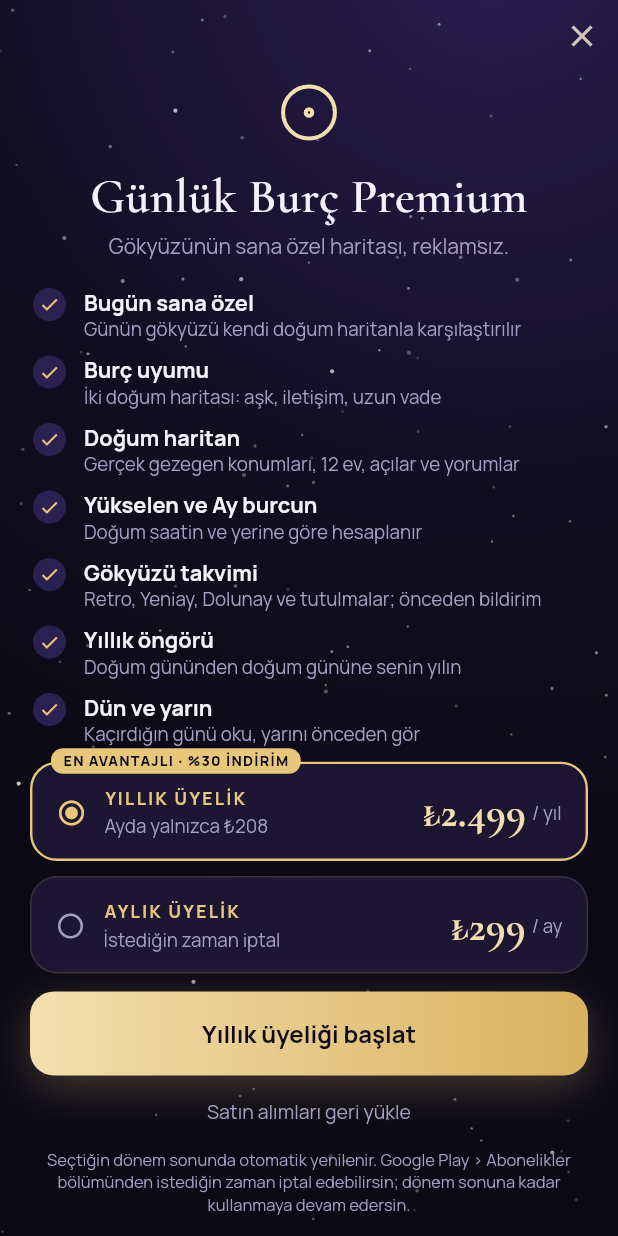
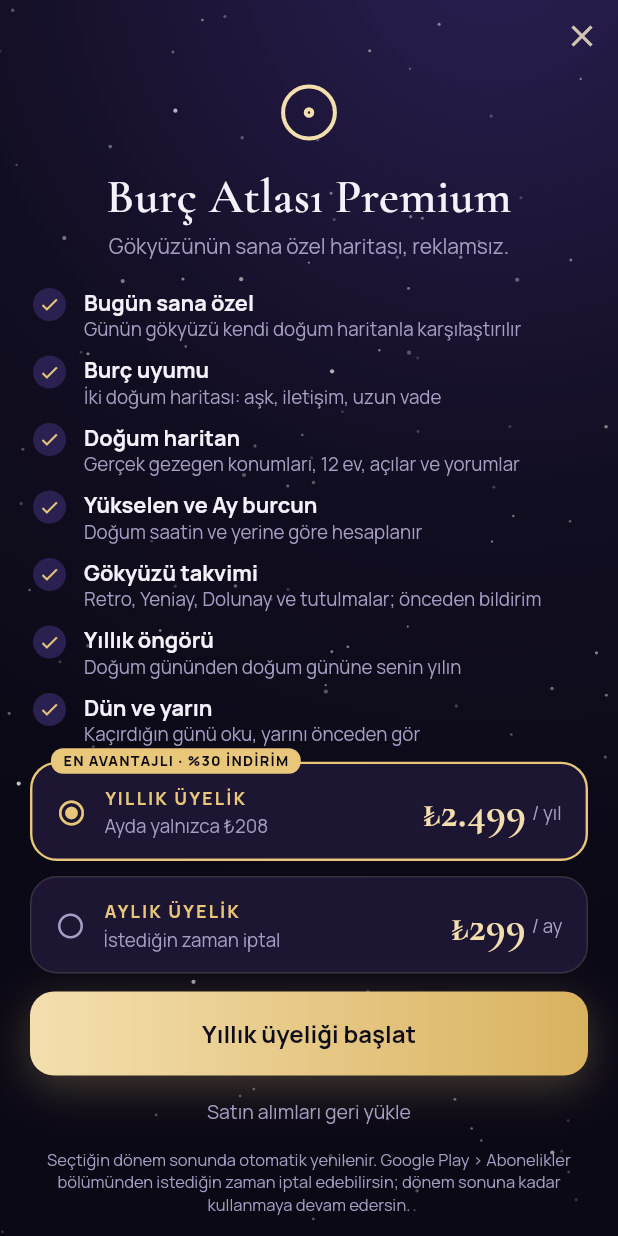
Before and after one commit to alisimseker/gunluk-burc, a Flutter app: the PaywallScreen screen opened directly, on a phone screen of 412 x 824 dp. Run offline on Flutter 3.47's test engine with Material 3 defaults, Android fonts, the phone set to English and light mode, and no system bars; our stand-ins replace google_fonts, google_mobile_ads, in_app_purchase, path_drawing, shared_preferences, timezone and 1 more; accounts and stored records are empty; network calls fail.

Commit message:
Uygulamanın adı: Burç Atlası
Co-Authored-By: Claude Opus 5.5 <noreply@anthropic.com>
Claude-Session: https://claude.ai/code/session_01Cfsokr35nKHvDeKABfhSoA

```diff
--- a/app/overlay/lib/main.dart
+++ b/app/overlay/lib/main.dart
@@ -30,7 +30,7 @@ class GunlukBurcApp extends StatelessWidget {
   @override
   Widget build(BuildContext context) {
     return MaterialApp(
-      title: 'Günlük Burç',
+      title: 'Burç Atlası',
       debugShowCheckedModeBanner: false,
       theme: buildTheme(),
       locale: const Locale('tr', 'TR'),
--- a/app/overlay/lib/screens/paywall.dart
+++ b/app/overlay/lib/screens/paywall.dart
@@ -71,7 +71,7 @@ class _PaywallScreenState extends State<PaywallScreen> {
               child: ListView(padding: const EdgeInsets.fromLTRB(22, 0, 22, 12), children: [
                 const Center(child: Glyph('sun', size: 54, color: AppColors.goldSoft, stroke: 5)),
                 const SizedBox(height: 10),
-                Text('Günlük Burç Premium', textAlign: TextAlign.center, style: AppText.display(32)),
+                Text('Burç Atlası Premium', textAlign: TextAlign.center, style: AppText.display(32)),
                 const SizedBox(height: 4),
                 Text('Gökyüzünün sana özel haritası, reklamsız.',
                     textAlign: TextAlign.center, style: AppText.body(14, color: AppColors.muted)),
--- a/app/overlay/lib/screens/permission.dart
+++ b/app/overlay/lib/screens/permission.dart
@@ -18,7 +18,7 @@ class PermissionScreen extends StatelessWidget {
         ? const [
             'Bir sonraki adımda bildirimlere izin ver; her sabah yorumun gelsin.',
             'Kilit ekranına basılı tut › Özelleştir › Kilit Ekranı.',
-            'Saatin altındaki alana dokun ve "Günlük Burç" widget\'ını ekle.',
+            'Saatin altındaki alana dokun ve "Burç Atlası" widget\'ını ekle.',
           ]
         : const [
             'Bir sonraki adımda bildirimlere izin ver.',
--- a/app/setup.dart
+++ b/app/setup.dart
@@ -13,6 +13,8 @@
 // Birden fazla kez çalıştırmak güvenlidir.
 import 'dart:io';
 
+// Telefonda simgenin altında görünen ad (mağaza başlığı: "Burç Atlası - Günlük Burç")
+const appName = 'Burç Atlası';
 const project = 'gunluk_burc';
 const org = 'com.alisimseker';
 // AdMob uygulama kimlikleri: ŞU AN GOOGLE'IN TEST KİMLİKLERİ. Gerçek kimliği AdMob > Uygulamalar'dan al.
@@ -113,7 +115,7 @@ Future<void> main() async {
     </queries>
 </manifest>''');
   }
-  m = m.replaceFirst(RegExp(r'android:label="[^"]*"'), 'android:label="Günlük Burç"');
+  m = m.replaceFirst(RegExp(r'android:label="[^"]*"'), 'android:label="$appName"');
   write(manifestPath, m);
   log('AndroidManifest güncellendi.');
 
@@ -171,6 +173,8 @@ dependencies {
   copyDir(Directory('overlay/ios/BurcWidget'), Directory('$project/ios/BurcWidget'));
   final plistPath = '$project/ios/Runner/Info.plist';
   var pl = read(plistPath);
+  pl = pl.replaceFirstMapped(RegExp(r'(<key>CFBundleDisplayName</key>\s*<string>)[^<]*'), (x) => '${x.group(1)}$appName');
+  write(plistPath, pl);
   if (!pl.contains('GADApplicationIdentifier')) {
     final i = pl.lastIndexOf('</dict>');
     pl = '${pl.substring(0, i)}\t<key>GADApplicationIdentifier</key>\n\t<string>$admobIosAppId</string>\n'
```
Also changed, not shown: 3 other files.
